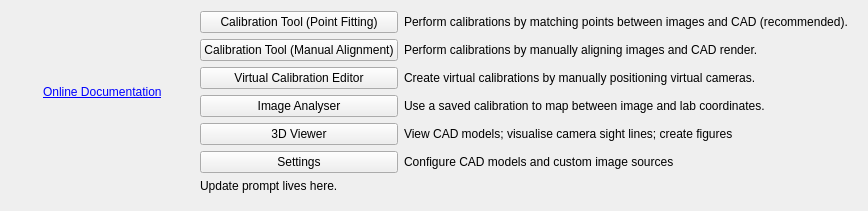
Above: calcam/gui/qt_designer_files/launcher.ui from euratom-software/calcam before the change. Below: the same form after it.
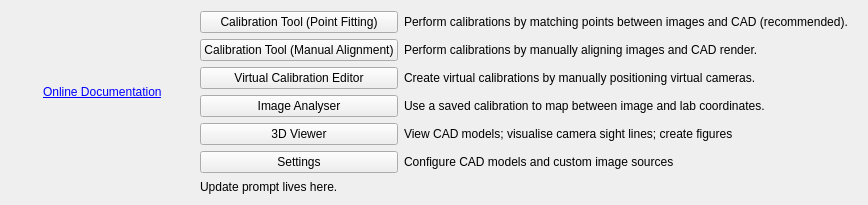
That is the form after the change.

```diff
--- a/calcam/gui/qt_designer_files/launcher.ui
+++ b/calcam/gui/qt_designer_files/launcher.ui
@@ -7,7 +7,7 @@
     <x>0</x>
     <y>0</y>
     <width>868</width>
-    <height>211</height>
+    <height>205</height>
    </rect>
   </property>
   <property name="sizePolicy">
@@ -179,18 +179,12 @@
      </property>
     </widget>
    </item>
-   <item row="4" column="2">
-    <spacer name="verticalSpacer">
-     <property name="orientation">
-      <enum>Qt::Vertical</enum>
+   <item row="0" column="0" colspan="2">
+    <widget class="QLabel" name="logolabel">
+     <property name="text">
+      <string>&lt;html&gt;&lt;head/&gt;&lt;body&gt;&lt;p&gt;&lt;br/&gt;&lt;/p&gt;&lt;/body&gt;&lt;/html&gt;</string>
      </property>
-     <property name="sizeHint" stdset="0">
-      <size>
-       <width>20</width>
-       <height>0</height>
-      </size>
-     </property>
-    </spacer>
+    </widget>
    </item>
   </layout>
  </widget>
```
Left out of the diff: 7 changed lines with no effect on the pictures.
